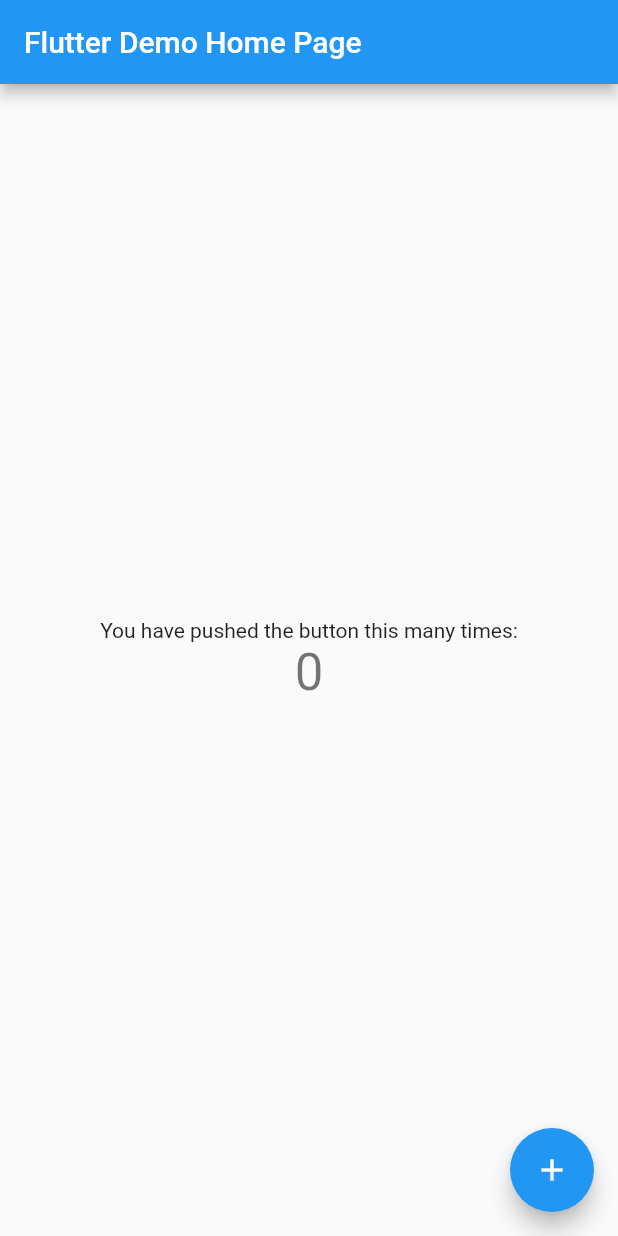
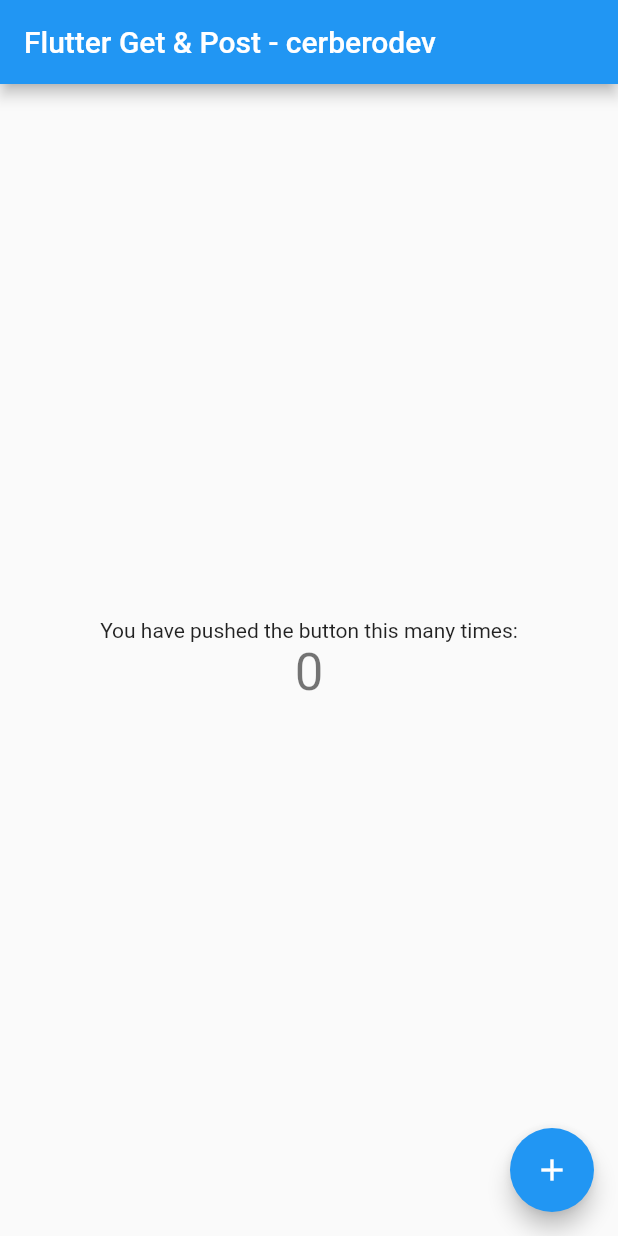
Before and after one commit to cerberodev/get-post-fluter, a Flutter app: the screen it shows after launch, on a phone screen of 412 x 824 dp. Run offline on Flutter 3.47's test engine with Material 2 defaults, Android fonts, the phone set to English and light mode, and no system bars.

Commit message:
Eliminando comentarios

```diff
--- a/get_post/lib/main.dart
+++ b/get_post/lib/main.dart
@@ -3,39 +3,22 @@ import 'package:flutter/material.dart';
 void main() => runApp(MyApp());
 
 class MyApp extends StatelessWidget {
-  // This widget is the root of your application.
+
   @override
   Widget build(BuildContext context) {
     return MaterialApp(
-      title: 'Flutter Demo',
+      title: 'Flutter Get & Post',
       theme: ThemeData(
-        // This is the theme of your application.
-        //
-        // Try running your application with "flutter run". You'll see the
-        // application has a blue toolbar. Then, without quitting the app, try
-        // changing the primarySwatch below to Colors.green and then invoke
-        // "hot reload" (press "r" in the console where you ran "flutter run",
-        // or simply save your changes to "hot reload" in a Flutter IDE).
-        // Notice that the counter didn't reset back to zero; the application
-        // is not restarted.
+
         primarySwatch: Colors.blue,
       ),
-      home: MyHomePage(title: 'Flutter Demo Home Page'),
+      home: MyHomePage(title: 'Flutter Get & Post - cerberodev'),
     );
   }
 }
 
 class MyHomePage extends StatefulWidget {
   MyHomePage({Key key, this.title}) : super(key: key);
-
-  // This widget is the home page of your application. It is stateful, meaning
-  // that it has a State object (defined below) that contains fields that affect
-  // how it looks.
-
-  // This class is the configuration for the state. It holds the values (in this
-  // case the title) provided by the parent (in this case the App widget) and
-  // used by the build method of the State. Fields in a Widget subclass are
-  // always marked "final".
 
   final String title;
 
@@ -48,47 +31,23 @@ class _MyHomePageState extends State<MyHomePage> {
 
   void _incrementCounter() {
     setState(() {
-      // This call to setState tells the Flutter framework that something has
-      // changed in this State, which causes it to rerun the build method below
-      // so that the display can reflect the updated values. If we changed
-      // _counter without calling setState(), then the build method would not be
-      // called again, and so nothing would appear to happen.
+
       _counter++;
     });
   }
 
   @override
   Widget build(BuildContext context) {
-    // This method is rerun every time setState is called, for instance as done
-    // by the _incrementCounter method above.
-    //
-    // The Flutter framework has been optimized to make rerunning build methods
-    // fast, so that you can just rebuild anything that needs updating rather
-    // than having to individually change instances of widgets.
+
+
     return Scaffold(
       appBar: AppBar(
-        // Here we take the value from the MyHomePage object that was created by
-        // the App.build method, and use it to set our appbar title.
         title: Text(widget.title),
       ),
       body: Center(
-        // Center is a layout widget. It takes a single child and positions it
-        // in the middle of the parent.
+
         child: Column(
-          // Column is also a layout widget. It takes a list of children and
-          // arranges them vertically. By default, it sizes itself to fit its
-          // children horizontally, and tries to be as tall as its parent.
-          //
-          // Invoke "debug painting" (press "p" in the console, choose the
-          // "Toggle Debug Paint" action from the Flutter Inspector in Android
-          // Studio, or the "Toggle Debug Paint" command in Visual Studio Code)
-          // to see the wireframe for each widget.
-          //
-          // Column has various properties to control how it sizes itself and
-          // how it positions its children. Here we use mainAxisAlignment to
-          // center the children vertically; the main axis here is the vertical
-          // axis because Columns are vertical (the cross axis would be
-          // horizontal).
+
           mainAxisAlignment: MainAxisAlignment.center,
           children: <Widget>[
             Text(
@@ -105,7 +64,7 @@ class _MyHomePageState extends State<MyHomePage> {
         onPressed: _incrementCounter,
         tooltip: 'Increment',
         child: Icon(Icons.add),
-      ), // This trailing comma makes auto-formatting nicer for build methods.
+      ),
     );
   }
 }
```
